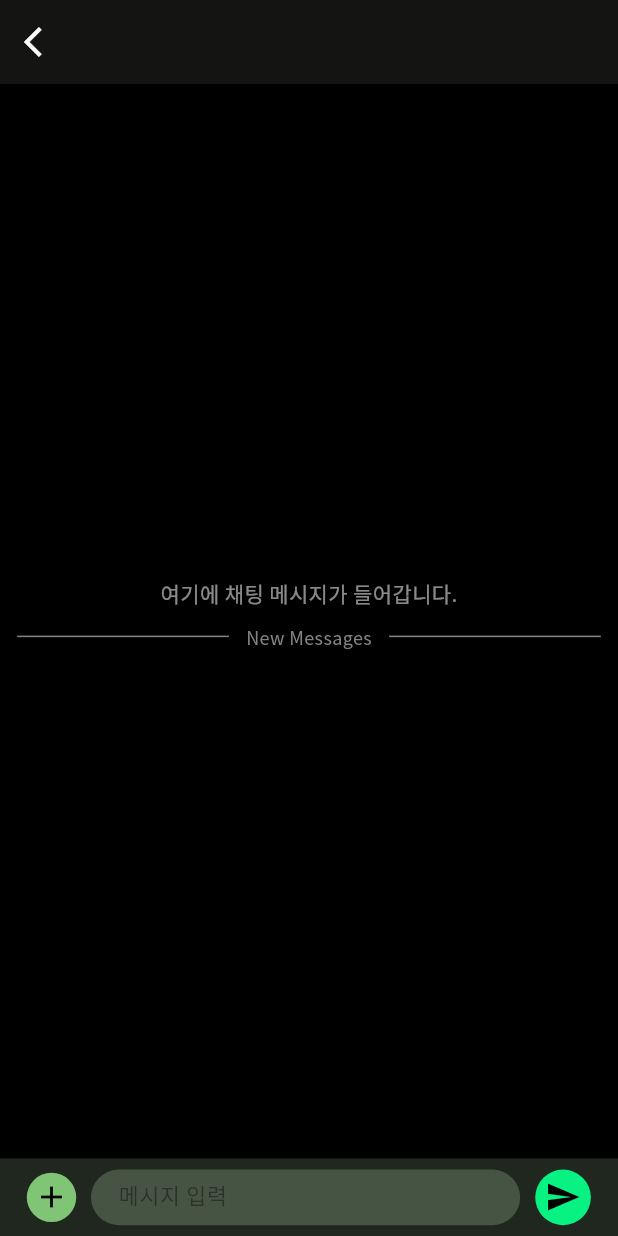
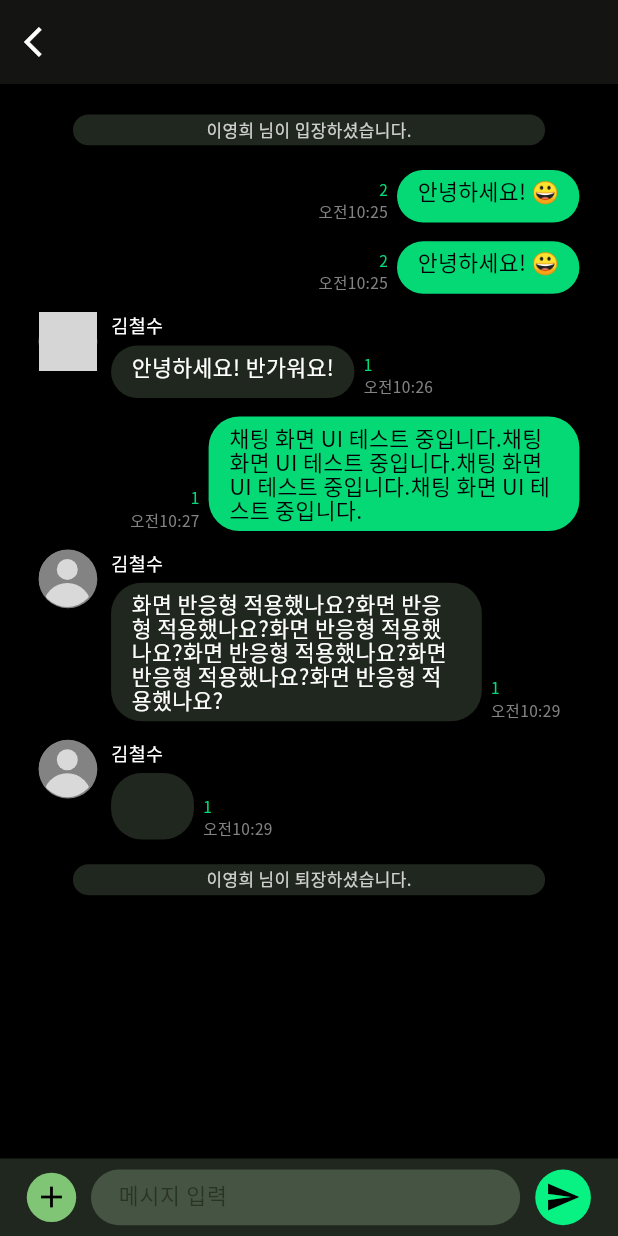
Before and after one commit to Leets-Official/Gachtaxi-Mobile, a Flutter app: the screen it shows after launch, item 4 of the bottom bar chosen, on a phone screen of 412 x 824 dp. Run offline on Flutter 3.47's test engine with Material 3 defaults, Android fonts, the phone set to English and light mode, and no system bars; our stand-ins replace flutter_dotenv, flutter_riverpod, flutter_screenutil, flutter_svg, freezed_annotation, google_maps_flutter and 2 more; generated files the repository leaves out were written again; network calls fail; grey boxes are pictures that could not be loaded.

Commit message:
Feat 입장 퇴장 메시지 UI구현 (#10)
* feat: 입장 퇴장 메시지 UI 구현

* feat: 채밍 메시지 모델 구현

* feat: 채팅 메시지 모델 매퍼 구현

* feat: 채팅 메시지 타입 enum 및 변환 메서드 구현

* feat: 10 사이즈 폰트 추가

* feat: 챗 메시지 UI 구현

* feat: DateTime 포매팅을 위한 초기화 설정 추가

* feat: 메시지 타입 별 전략 구현

* feat: 채팅 더미 데이터

* feat: 더미 데이터 추가

* feat: 기본 프사 svg 추가

* feat: intl 라이브러리 추가

* refactor: 커스텀 매퍼 제거

* feat: freezed 도입

* feat: lock 파일 추가

```diff
--- a/lib/common/constants/typography.dart
+++ b/lib/common/constants/typography.dart
@@ -1,6 +1,7 @@
 import 'package:flutter/material.dart';
 
 class AppTypography {
+  static const double fontSizeExtraExtraSmall = 10.0;
   static const double fontSizeExtraSmall = 12.0;
   static const double fontSizeSmall = 14.0;
   static const double fontSizeMedium = 16.0;
--- /dev/null
+++ b/lib/domain/chat/application/factory/abstract_message_strategy.dart
@@ -0,0 +1,6 @@
+import 'package:flutter/widgets.dart';
+import 'package:gachtaxi_app/domain/chat/data/models/chat_message_model.dart';
+
+abstract class MessageStrategy {
+  Widget buildMessage(ChatMessageModel message, bool isMine, bool showProfile, bool showTime);
+}
--- /dev/null
+++ b/lib/domain/chat/application/factory/chat_enter_message_strategy.dart
@@ -0,0 +1,13 @@
+import 'package:flutter/widgets.dart';
+import 'package:gachtaxi_app/domain/chat/application/factory/abstract_message_strategy.dart';
+import 'package:gachtaxi_app/domain/chat/data/models/chat_message_model.dart';
+import 'package:gachtaxi_app/domain/chat/presentation/widget/chat_enter_exit_message.dart';
+
+class EnterMessageStrategy implements MessageStrategy {
+  @override
+  Widget buildMessage(ChatMessageModel message, bool isMine, bool showProfile, bool showTime) {
+    return ChatEnterExitMessage(
+      messageText: "${message.senderName} 님이 입장하셨습니다.",
+    );
+  }
+}
--- /dev/null
+++ b/lib/domain/chat/application/factory/chat_exit_message_strategy.dart
@@ -0,0 +1,13 @@
+import 'package:flutter/widgets.dart';
+import 'package:gachtaxi_app/domain/chat/application/factory/abstract_message_strategy.dart';
+import 'package:gachtaxi_app/domain/chat/data/models/chat_message_model.dart';
+import 'package:gachtaxi_app/domain/chat/presentation/widget/chat_enter_exit_message.dart';
+
+class ExitMessageStrategy implements MessageStrategy {
+  @override
+  Widget buildMessage(ChatMessageModel message, bool isMine, bool showProfile, bool showTime) {
+    return ChatEnterExitMessage(
+      messageText: "${message.senderName} 님이 퇴장하셨습니다.",
+    );
+  }
+}
--- /dev/null
+++ b/lib/domain/chat/application/factory/chat_message_factory.dart
@@ -0,0 +1,28 @@
+import 'package:flutter/widgets.dart';
+import 'package:gachtaxi_app/domain/chat/application/factory/chat_enter_message_strategy.dart';
+import 'package:gachtaxi_app/domain/chat/application/factory/chat_message_strategy.dart';
+import 'package:gachtaxi_app/domain/chat/application/factory/chat_read_strategy.dart';
+import 'package:gachtaxi_app/domain/chat/application/factory/abstract_message_strategy.dart';
+import 'package:gachtaxi_app/domain/chat/data/enums/chat_message_type.dart';
+import 'package:gachtaxi_app/domain/chat/data/models/chat_message_model.dart';
+
+import 'chat_exit_message_strategy.dart';
+
+class MessageUIFactory {
+  static final Map<MessageType, MessageStrategy> _strategies = {
+    MessageType.MESSAGE: TextMessageStrategy(),
+    MessageType.ENTER: EnterMessageStrategy(),
+    MessageType.EXIT: ExitMessageStrategy(),
+    MessageType.READ: ReadMessageStrategy(),
+  };
+
+  static Widget getMessageWidget({
+    required ChatMessageModel message,
+    required bool isMine,
+    required bool showProfile,
+    required bool showTime,
+  }) {
+    return (_strategies[message.messageType] ?? TextMessageStrategy())
+        .buildMessage(message, isMine, showProfile, showTime);
+  }
+}
--- /dev/null
+++ b/lib/domain/chat/application/factory/chat_message_strategy.dart
@@ -0,0 +1,16 @@
+import 'package:flutter/widgets.dart';
+import 'package:gachtaxi_app/domain/chat/application/factory/abstract_message_strategy.dart';
+import 'package:gachtaxi_app/domain/chat/data/models/chat_message_model.dart';
+import 'package:gachtaxi_app/domain/chat/presentation/widget/chat_message.dart';
+
+class TextMessageStrategy implements MessageStrategy {
+  @override
+  Widget buildMessage(ChatMessageModel message, bool isMine, bool showProfile, bool showTime) {
+    return ChatMessage(
+      message: message,
+      isMine: isMine,
+      showProfileAndName: showProfile,
+      showTime: showTime,
+    );
+  }
+}
--- /dev/null
+++ b/lib/domain/chat/application/factory/chat_read_strategy.dart
@@ -0,0 +1,13 @@
+import 'package:flutter/widgets.dart';
+import 'package:gachtaxi_app/domain/chat/application/factory/abstract_message_strategy.dart';
+import 'package:gachtaxi_app/domain/chat/data/models/chat_message_model.dart';
+
+class ReadMessageStrategy implements MessageStrategy {
+  @override
+  Widget buildMessage(ChatMessageModel message, bool isMine, bool showProfile, bool showTime) {
+    /*
+    todo 읽음 처리 로직 추가
+     */
+    return const SizedBox.shrink();
+  }
+}
--- /dev/null
+++ b/lib/domain/chat/data/enums/chat_message_type.dart
@@ -0,0 +1,22 @@
+enum MessageType {
+  READ,
+  ENTER,
+  MESSAGE,
+  EXIT;
+
+  // 메시지 타입을 Enum으로 변환
+  static MessageType parseMessageType(String type) {
+    switch (type) {
+      case "READ":
+        return MessageType.READ;
+      case "ENTER":
+        return MessageType.ENTER;
+      case "MESSAGE":
+        return MessageType.MESSAGE;
+      case "EXIT":
+        return MessageType.EXIT;
+      default:
+        throw Exception("알 수 없는 메시지 타입: $type");
+    }
+  }
+}
--- /dev/null
+++ b/lib/domain/chat/data/models/chat_dummy.dart
@@ -0,0 +1,84 @@
+import 'package:gachtaxi_app/domain/chat/data/enums/chat_message_type.dart';
+import 'package:gachtaxi_app/domain/chat/data/models/chat_message_model.dart';
+
+class ChatDummy {
+  static List<ChatMessageModel> generateDummyMessages() {
+    return [
+      ChatMessageModel(
+        senderId: 3,
+        senderName: "이영희",
+        message: null,
+        profilePicture: "https://randomuser.me/api/portraits/women/3.jpg",
+        unreadCount: 0,
+        timeStamp: DateTime.now().subtract(const Duration(minutes: 2)),
+        messageType: MessageType.ENTER,
+      ),
+      ChatMessageModel(
+        senderId: 1,
+        senderName: "홍길동",
+        message: "안녕하세요! 😀",
+        profilePicture: "https://randomuser.me/api/portraits/men/1.jpg",
+        unreadCount: 2,
+        timeStamp: DateTime.now().subtract(const Duration(minutes: 5)),
+        messageType: MessageType.MESSAGE,
+      ),
+      ChatMessageModel(
+        senderId: 1,
+        senderName: "홍길동",
+        message: "안녕하세요! 😀",
+        profilePicture: "https://randomuser.me/api/portraits/men/1.jpg",
+        unreadCount: 2,
+        timeStamp: DateTime.now().subtract(const Duration(minutes: 5)),
+        messageType: MessageType.MESSAGE,
+      ),
+      ChatMessageModel(
+        senderId: 2,
+        senderName: "김철수",
+        message: "안녕하세요! 반가워요!",
+        profilePicture: "https://randomuser.me/api/portraits/men/2.jpg",
+        unreadCount: 1,
+        timeStamp: DateTime.now().subtract(const Duration(minutes: 4)),
+        messageType: MessageType.MESSAGE,
+      ),
+      ChatMessageModel(
+        senderId: 1,
+        senderName: "홍길동",
+        message: "채팅 화면 UI 테스트 중입니다.채팅 화면 UI 테스트 중입니다.채팅 화면 UI 테스트 중입니다.채팅 화면 UI 테스트 중입니다.",
+        profilePicture: "",
+        unreadCount: 1,
+        timeStamp: DateTime.now().subtract(const Duration(minutes: 3)),
+        messageType: MessageType.MESSAGE,
+      ),
+
+      ChatMessageModel(
+        senderId: 2,
+        senderName: "김철수",
+        message: "화면 반응형 적용했나요?화면 반응형 적용했나요?화면 반응형 적용했나요?화면 반응형 적용했나요?화면 반응형 적용했나요?화면 반응형 적용했나요?",
+        profilePicture: "",
+        unreadCount: 1,
+        timeStamp: DateTime.now().subtract(const Duration(minutes: 1)),
+        messageType: MessageType.MESSAGE,
+      ),
+      ChatMessageModel(
+        senderId: 2,
+        senderName: "김철수",
+        message: """
+
+        """,
+        profilePicture: "",
+        unreadCount: 1,
+        timeStamp: DateTime.now().subtract(const Duration(minutes: 1)),
+        messageType: MessageType.MESSAGE,
+      ),
+      ChatMessageModel(
+        senderId: 3,
+        senderName: "이영희",
+        message: null,
+        profilePicture: "https://randomuser.me/api/portraits/women/3.jpg",
+        unreadCount: 0,
+        timeStamp: DateTime.now().subtract(const Duration(minutes: 2)),
+        messageType: MessageType.EXIT,
+      ),
+    ];
+  }
+}
--- /dev/null
+++ b/lib/domain/chat/data/models/chat_message_model.dart
@@ -0,0 +1,25 @@
+import 'package:freezed_annotation/freezed_annotation.dart';
+import 'package:gachtaxi_app/domain/chat/data/enums/chat_message_type.dart';
+
+part 'chat_message_model.freezed.dart';
+part 'chat_message_model.g.dart';
+
+@freezed
+class ChatMessageModel with _$ChatMessageModel {
+  const factory ChatMessageModel({
+    String? messageId,
+    int? roomId,
+    required int senderId,
+    required String senderName,
+    String? message,
+    String? profilePicture,
+    int? unreadCount,
+    required DateTime timeStamp,
+    required MessageType messageType,
+    String? startMessageId,
+    String? endMessageId,
+  }) = _ChatMessageModel;
+
+  factory ChatMessageModel.fromJson(Map<String, dynamic> json) =>
+      _$ChatMessageModelFromJson(json);
+}
--- a/lib/domain/chat/presentation/view/chat_screen.dart
+++ b/lib/domain/chat/presentation/view/chat_screen.dart
@@ -2,7 +2,9 @@ import 'package:flutter/material.dart';
 import 'package:flutter/services.dart';
 import 'package:gachtaxi_app/common/constants/colors.dart';
 import 'package:gachtaxi_app/common/layout/default_layout.dart';
-import 'package:gachtaxi_app/domain/chat/presentation/widget/chat_new_message.dart';
+import 'package:gachtaxi_app/domain/chat/application/factory/chat_message_factory.dart';
+import 'package:gachtaxi_app/domain/chat/data/models/chat_dummy.dart';
+import 'package:gachtaxi_app/domain/chat/data/models/chat_message_model.dart';
 
 import '../widget/chat_input.dart';
 
@@ -18,6 +20,10 @@ class ChatScreen extends StatelessWidget {
       ));
     });
 
+    // 더미데이터
+    final List<ChatMessageModel> messages = ChatDummy.generateDummyMessages();
+    final int myUserId = 1;
+
     return Scaffold(
       body: GestureDetector(
         onTap: () {
@@ -32,16 +38,21 @@ class ChatScreen extends StatelessWidget {
               Expanded(
                 child: Container(
                   color: Colors.black,
-                  child: Column(
-                    mainAxisAlignment: MainAxisAlignment.center,
-
-                    children: [
-                      const Text(
-                        "여기에 채팅 메시지가 들어갑니다.",
-                        style: TextStyle(color: Colors.white54),
-                      ),
-                      const NewMessagesIndicator(),
-                    ],
+                  child: ListView.builder(
+                    padding: const EdgeInsets.symmetric(vertical: 10, horizontal: 12),
+                    itemCount: messages.length,
+                    itemBuilder: (context, index) {
+                      final message = messages[index];
+                      final isMine = (message.senderId == myUserId);
+                      final showProfile = true;
+                      final showTime = true;
+                      return MessageUIFactory.getMessageWidget(
+                        message: message,
+                        isMine: isMine,
+                        showProfile: showProfile,
+                        showTime: showTime,
+                      );
+                    },
                   ),
                 ),
               ),
--- /dev/null
+++ b/lib/domain/chat/presentation/widget/chat_enter_exit_message.dart
@@ -0,0 +1,40 @@
+import 'package:flutter/material.dart';
+import 'package:flutter_screenutil/flutter_screenutil.dart';
+import 'package:gachtaxi_app/common/constants/colors.dart';
+import 'package:gachtaxi_app/common/constants/typography.dart';
+
+class ChatEnterExitMessage extends StatelessWidget {
+  final String messageText;
+
+  const ChatEnterExitMessage({super.key, required this.messageText});
+
+  @override
+  Widget build(BuildContext context) {
+    return Padding(
+      padding: EdgeInsets.symmetric(vertical: 10.h),
+      child: Align(
+        child: Container(
+          constraints: BoxConstraints(
+            maxWidth: 275.w,
+            maxHeight: 20.h,
+          ),
+          padding: EdgeInsets.symmetric(vertical: 4.h, horizontal: 12.w),
+          decoration: BoxDecoration(
+            color: AppColors.neutralComponent,
+            borderRadius: BorderRadius.circular(32.r),
+          ),
+          alignment: Alignment.center,
+          child: Text(
+            messageText,
+            style: TextStyle(
+              color: AppColors.white.withAlpha(200),
+              fontSize: 11.sp,
+              fontWeight: AppTypography.fontWeightMedium,
+              height: 0.8.h,
+            ),
+          ),
+        ),
+      ),
+    );
+  }
+}
--- /dev/null
+++ b/lib/domain/chat/presentation/widget/chat_message.dart
@@ -0,0 +1,156 @@
+import 'package:flutter/material.dart';
+import 'package:flutter_screenutil/flutter_screenutil.dart';
+import 'package:flutter_svg/flutter_svg.dart';
+import 'package:gachtaxi_app/common/constants/colors.dart';
+import 'package:gachtaxi_app/common/constants/typography.dart';
+import 'package:gachtaxi_app/domain/chat/data/models/chat_message_model.dart';
+import 'package:intl/intl.dart';
+
+class ChatMessage extends StatelessWidget {
+  final ChatMessageModel message;
+  final bool isMine;
+  final bool showProfileAndName;
+  final bool showTime;
+
+  const ChatMessage({
+    super.key,
+    required this.message,
+    required this.isMine,
+    required this.showProfileAndName,
+    required this.showTime,
+  });
+
+  // 읽기 전용
+  Color get bubbleColor => isMine ? AppColors.primaryTag : AppColors.neutralComponent;
+  Color get messageTextColor => isMine ? AppColors.black : AppColors.white;
+  Color get timeColor => AppColors.darkGray;
+
+  // 시간 형식 설정 [오후10:10]
+  String get formattedTime => DateFormat('ah:mm', 'ko')
+      .format(message.timeStamp);
+
+  @override
+  Widget build(BuildContext context) {
+    return Padding(
+      padding: EdgeInsets.symmetric(vertical: 6.h, horizontal: 12.w),
+      child: Row(
+        crossAxisAlignment: CrossAxisAlignment.start,
+        mainAxisAlignment: isMine ? MainAxisAlignment.end : MainAxisAlignment.start,
+        children: [
+          // 상대방 메시지일 경우 프로필과 이름 표시
+          if (!isMine && showProfileAndName)... [
+            _buildProfileAndName()
+          ] else SizedBox(width: 48.w), // 프로필이 없는 경우에도 간격 유지
+
+          Column(
+            crossAxisAlignment: CrossAxisAlignment.start,
+            children: [
+              if (!isMine && showProfileAndName) _buildSenderName(),
+              Row(
+                crossAxisAlignment: CrossAxisAlignment.end,
+                children: [
+                  if (isMine) _buildTimeAndUnreadCount(
+                      leftPadding: 0,
+                      rightPadding: 6,
+                      alignment: CrossAxisAlignment.end), // 내 메시지라면 시간을 좌측에 표시
+                  _buildMessageBubble(),
+                  if (!isMine) _buildTimeAndUnreadCount(
+                      leftPadding: 6,
+                      rightPadding: 0,
+                      alignment: CrossAxisAlignment.start), // 내 메시지가 아니라면 시간을 우측에 표시
+                ],
+              ),
+            ],
+          ),
+        ],
+      ),
+    );
+  }
+
+  // 프로필 이미지 및 이름 표시 메서드
+  Widget _buildProfileAndName() {
+    return Padding(
+      padding: EdgeInsets.only(right: 8.w),
+      child: CircleAvatar(
+        radius: 19.r,
+        backgroundColor: AppColors.darkGray,
+        foregroundImage: (message.profilePicture != null && message.profilePicture!.isNotEmpty)
+            ? NetworkImage(message.profilePicture!)
+            : null,
+        child: (message.profilePicture == null || message.profilePicture!.isEmpty)
+            ? SvgPicture.asset("assets/icons/unknown.svg")
+            : null,
+      ),
+    );
+  }
+
+  // 발신자 이름 표시 메서드
+  Widget _buildSenderName() {
+    return Padding(
+      padding: EdgeInsets.only(bottom: 4.h),
+      child: Text(
+        message.senderName,
+        style: TextStyle(
+          color: Colors.white,
+          fontSize: AppTypography.fontSizeExtraSmall.sp,
+          fontWeight: AppTypography.fontWeightMedium,
+        ),
+      ),
+    );
+  }
+
+  // 말풍선 메시지 UI
+  Widget _buildMessageBubble() {
+    return Container(
+      padding: EdgeInsets.fromLTRB(12.w, 6.h, 12.w, 6.h),
+      constraints: BoxConstraints(
+        maxWidth: 0.6.sw,
+        minHeight: 34.h,
+      ),
+      decoration: BoxDecoration(
+        color: bubbleColor,
+        borderRadius: BorderRadius.circular(20.r),
+      ),
+      child: Text(
+        message.message!,
+        style: TextStyle(
+          color: messageTextColor,
+          fontSize: AppTypography.fontSizeSmall.sp,
+          height: 1.1.h,
+        ),
+      ),
+    );
+  }
+
+  // 시간 및 읽지 않은 메시지 개수 표시 메서드
+  Widget _buildTimeAndUnreadCount({
+    required double leftPadding,
+    required double rightPadding,
+    required CrossAxisAlignment alignment
+  }) {
+    return Padding(
+      padding: EdgeInsets.only(left: leftPadding, right: rightPadding),
+      child: Column(
+        crossAxisAlignment: alignment,
+        children: [
+          if (showTime) ...[
+            if (message.unreadCount! > 0) ...[
+              Text(
+                message.unreadCount.toString(),
+                style: TextStyle(
+                    color: AppColors.primaryTag,
+                    fontSize: AppTypography.fontSizeExtraExtraSmall.sp),
+              ),
+              Text(
+                formattedTime,
+                style: TextStyle(
+                    color: timeColor,
+                    fontSize: AppTypography.fontSizeExtraExtraSmall.sp),
+              ),
+            ]
+          ],
+        ],
+      ),
+    );
+  }
+}
--- a/lib/main.dart
+++ b/lib/main.dart
@@ -4,10 +4,13 @@ import 'package:flutter_riverpod/flutter_riverpod.dart';
 import 'package:flutter_dotenv/flutter_dotenv.dart';
 import 'package:flutter_screenutil/flutter_screenutil.dart';
 import 'package:gachtaxi_app/domain/home/view/home_screen.dart';
+import 'package:intl/date_symbol_data_local.dart';
 
 void main() async {
   // Flutter 바인딩 초기화
   WidgetsFlutterBinding.ensureInitialized();
+
+  await initializeDateFormatting();
 
   // .env 파일 로드
   await dotenv.load();
--- a/pubspec.yaml
+++ b/pubspec.yaml
@@ -46,6 +46,7 @@ dependencies:
   smooth_page_indicator: ^1.2.1
   provider: ^6.1.2
   flutter_screenutil: ^5.9.3
+  intl: ^0.20.2
 
 dev_dependencies:
   flutter_test:
```
Also changed, not shown: assets/icons/unknown.svg (added), pubspec.lock.
